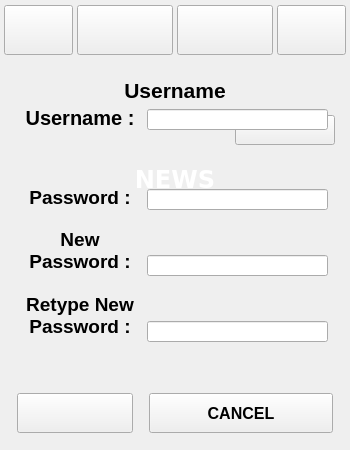
This is opencodegames.ui in DomainsHax/OpenCodeGames as Qt 5 draws it before an edit. The edited form follows.
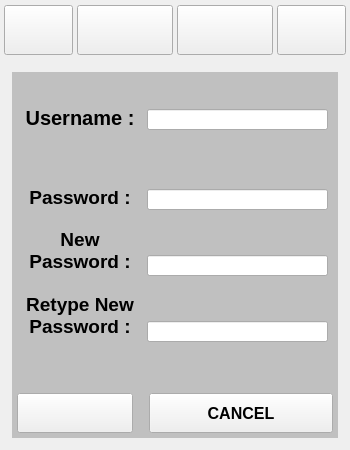
This is the edited form. Icons and pictures are not drawn.

Commit message: Games List Updated (Play)

What changed in the file:
```diff
--- a/opencodegames.ui
+++ b/opencodegames.ui
@@ -69,30 +69,6 @@
      <property name="styleSheet">
       <string notr="true">#HomeCenterWidget{ background-image: url(:/images/HomeCenterWidget.png); }</string>
      </property>
-     <widget class="QLabel" name="UserNameValue">
-      <property name="geometry">
-       <rect>
-        <x>5</x>
-        <y>5</y>
-        <width>330</width>
-        <height>40</height>
-       </rect>
-      </property>
-      <property name="font">
-       <font>
-        <pointsize>16</pointsize>
-        <weight>75</weight>
-        <italic>false</italic>
-        <bold>true</bold>
-       </font>
-      </property>
-      <property name="text">
-       <string>Username</string>
-      </property>
-      <property name="alignment">
-       <set>Qt::AlignCenter</set>
-      </property>
-     </widget>
      <widget class="QLabel" name="NEWSLabel">
       <property name="geometry">
        <rect>
@@ -185,17 +161,17 @@
      <widget class="QLabel" name="ProgressLevel">
       <property name="geometry">
        <rect>
-        <x>14</x>
-        <y>52</y>
+        <x>15</x>
+        <y>53</y>
         <width>34</width>
         <height>24</height>
        </rect>
       </property>
       <property name="font">
        <font>
-        <pointsize>14</pointsize>
-        <weight>75</weight>
-        <bold>true</bold>
+        <pointsize>13</pointsize>
+        <weight>50</weight>
+        <bold>false</bold>
        </font>
       </property>
       <property name="text">
@@ -209,7 +185,7 @@
       <property name="geometry">
        <rect>
         <x>54</x>
-        <y>66</y>
+        <y>67</y>
         <width>164</width>
         <height>12</height>
        </rect>
@@ -217,9 +193,9 @@
       <property name="font">
        <font>
         <pointsize>7</pointsize>
-        <weight>75</weight>
+        <weight>50</weight>
         <italic>false</italic>
-        <bold>true</bold>
+        <bold>false</bold>
        </font>
       </property>
       <property name="styleSheet">
@@ -230,6 +206,33 @@
       </property>
       <property name="alignment">
        <set>Qt::AlignCenter</set>
+      </property>
+      <property name="textInteractionFlags">
+       <set>Qt::LinksAccessibleByMouse|Qt::TextSelectableByMouse</set>
+      </property>
+     </widget>
+     <widget class="QLabel" name="UserNameValue">
+      <property name="geometry">
+       <rect>
+        <x>5</x>
+        <y>5</y>
+        <width>330</width>
+        <height>40</height>
+       </rect>
+      </property>
+      <property name="font">
+       <font>
+        <pointsize>16</pointsize>
+       </font>
+      </property>
+      <property name="text">
+       <string>TextLabel</string>
+      </property>
+      <property name="alignment">
+       <set>Qt::AlignCenter</set>
+      </property>
+      <property name="textInteractionFlags">
+       <set>Qt::LinksAccessibleByMouse|Qt::TextSelectableByMouse</set>
       </property>
      </widget>
     </widget>
@@ -254,8 +257,35 @@
       </font>
      </property>
      <property name="styleSheet">
-      <string notr="true">#PlayCenterWidget{ background-image: url(:/images/PlayCenterWidget.png); }</string>
+      <string notr="true">#PlayCenterWidget{ background-image: url(:/images/PlayCenterWidget.png); }
+#PlayScrollArea{ border: none; }</string>
      </property>
+     <widget class="QScrollArea" name="PlayScrollArea">
+      <property name="geometry">
+       <rect>
+        <x>7</x>
+        <y>7</y>
+        <width>326</width>
+        <height>366</height>
+       </rect>
+      </property>
+      <property name="styleSheet">
+       <string notr="true">background-color: #c0c0c0;</string>
+      </property>
+      <property name="widgetResizable">
+       <bool>true</bool>
+      </property>
+      <widget class="QWidget" name="PlayScrollAreaWidget">
+       <property name="geometry">
+        <rect>
+         <x>0</x>
+         <y>0</y>
+         <width>326</width>
+         <height>366</height>
+        </rect>
+       </property>
+      </widget>
+     </widget>
     </widget>
     <widget class="QWidget" name="SettingsCenterWidget" native="true">
      <property name="enabled">
```
Left out of the diff: 3 changed lines with no effect on the pictures. The commit also changes 2 other files.
